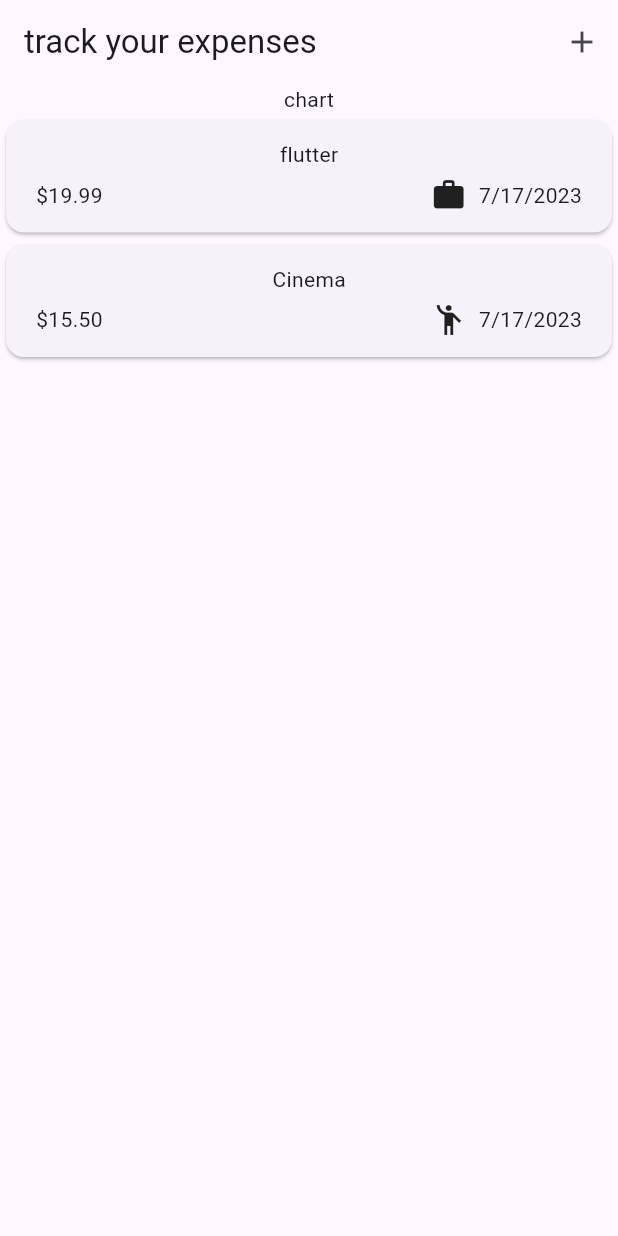
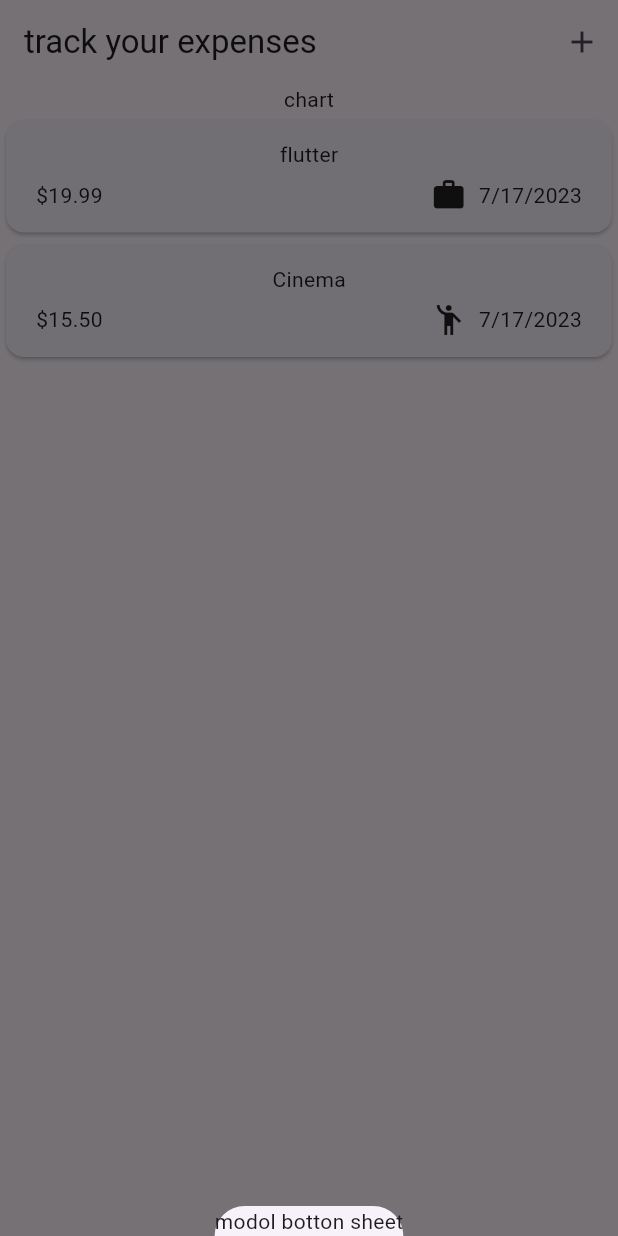
Before and after one commit to TmajidT/expense_tracker, a Flutter app: the screen it shows after launch, after a tap on the "add" icon, on a phone screen of 412 x 824 dp. Run offline on Flutter 3.47's test engine with Material 2 defaults, Android fonts, the phone set to English and light mode, and no system bars.

Commit message:
added Modal bottom shet for the top right ADD button

```diff
--- a/lib/widgets/expenses.dart
+++ b/lib/widgets/expenses.dart
@@ -24,13 +24,20 @@ class _ExpensesState extends State<Expenses> {
         category: Category.leisure),
   ];
 
+
+void _openAddExpenseOverlay(){
+  showModalBottomSheet(context: context, builder: (ctx) => Text('modol botton sheet'),
+  );
+}
+
+
   @override
   Widget build(BuildContext context) {
     return Scaffold(
       appBar: AppBar(
         title: const Text('track your expenses'),
         actions: [
-          IconButton(onPressed: (){}, icon: const Icon(Icons.add))
+          IconButton(onPressed: _openAddExpenseOverlay, icon: const Icon(Icons.add))
         ],
       ),
       body: Column(
```
